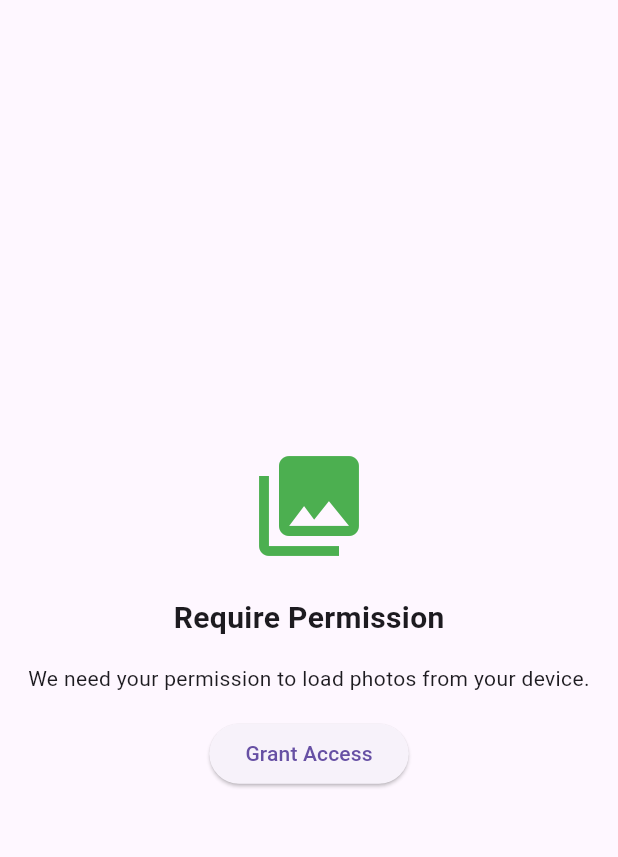
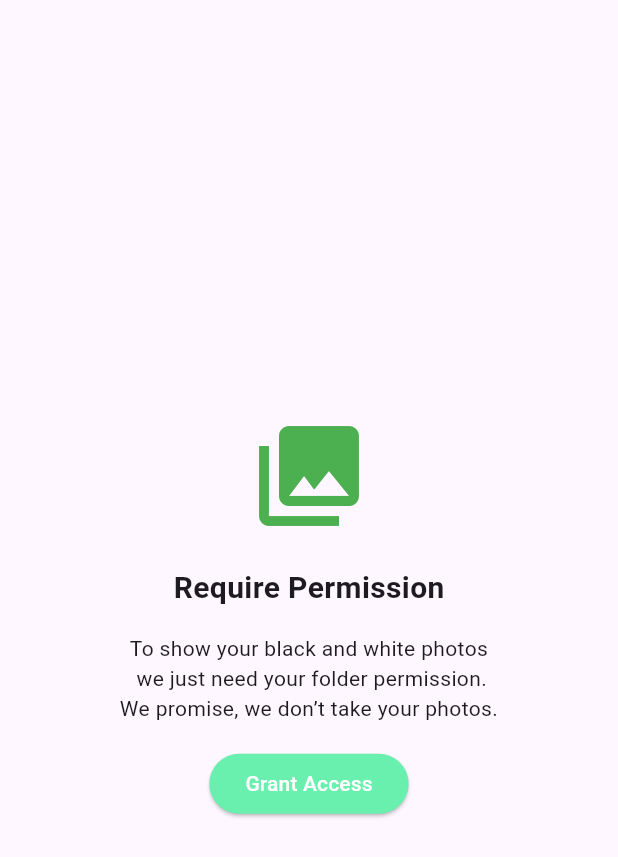
Before and after one commit to littlesarker/invalid, a Flutter app: the screen it shows after launch, after a tap on "Grant Access", on a phone screen of 412 x 824 dp. Shown: the top 857 px of the screen. Run offline on Flutter 3.47's test engine with Material 3 defaults, Android fonts, the phone set to English and light mode, and no system bars.

Commit message:
Splash screen added

```diff
--- a/lib/main.dart
+++ b/lib/main.dart
@@ -1,13 +1,19 @@
 import 'package:flutter/cupertino.dart';
 import 'package:flutter/material.dart';
+import 'package:invalidco/provider/splashProvider.dart';
+import 'package:invalidco/views/splashScreen.dart';
 import 'package:provider/provider.dart';
-import 'gallery_page.dart';
-import 'gallery_provider.dart';
+import 'views/gallery_page.dart';
+import 'provider/gallery_provider.dart';
+
 
 void main() {
   runApp(
-    ChangeNotifierProvider(
-      create: (_) => GalleryProvider()..loadImages(),
+    MultiProvider(
+      providers: [
+        ChangeNotifierProvider(create: (_) => SplashProvider()),
+        ChangeNotifierProvider(create: (_) => GalleryProvider()),
+      ],
       child: MyApp(),
     ),
   );
@@ -20,7 +26,50 @@ class MyApp extends StatelessWidget {
       debugShowCheckedModeBanner: false,
       title: 'Photo App',
       theme: ThemeData(primarySwatch: Colors.green),
-      home: GalleryPage(),
+      home: AppWrapper(), // Changed from GalleryPage to AppWrapper
     );
   }
 }
+
+// App Wrapper to handle splash screen and initialization
+class AppWrapper extends StatefulWidget {
+  const AppWrapper({Key? key}) : super(key: key);
+
+  @override
+  State<AppWrapper> createState() => _AppWrapperState();
+}
+
+class _AppWrapperState extends State<AppWrapper> {
+  @override
+  void initState() {
+    super.initState();
+    // Initialize splash screen after first frame is rendered
+    WidgetsBinding.instance.addPostFrameCallback((_) {
+      final splashProvider = Provider.of<SplashProvider>(context, listen: false);
+      splashProvider.initializeApp();
+    });
+  }
+
+  @override
+  Widget build(BuildContext context) {
+    return Consumer<SplashProvider>(
+      builder: (context, splashProvider, child) {
+        // Show splash screen until initialization is complete
+        if (splashProvider.showSplash) {
+          return const SplashScreen();
+        }
+
+        // Initialize gallery provider after splash is done
+        WidgetsBinding.instance.addPostFrameCallback((_) {
+          final galleryProvider = Provider.of<GalleryProvider>(context, listen: false);
+          if (!galleryProvider.isInitialized) {
+            galleryProvider.initialize();
+          }
+        });
+
+        // Return your main gallery page
+        return  GalleryPage();
+      },
+    );
+  }
+}
--- a/lib/gallery_provider.dart
+++ b/lib/provider/gallery_provider.dart
@@ -1,6 +1,4 @@
-import 'dart:typed_data';
-import 'package:flutter/material.dart';
-import 'package:flutter/services.dart';
+
 import 'dart:typed_data';
 import 'package:flutter/services.dart';
 import 'package:flutter/foundation.dart';
@@ -13,31 +11,46 @@ class GalleryProvider with ChangeNotifier {
   bool _isLoading = false;
   bool _hasPermission = false;
   String? _errorMessage;
+  bool _isInitialized = false;
 
   List<Uint8List> get images => _images;
   Set<int> get selected => _selected;
   bool get isLoading => _isLoading;
   bool get hasPermission => _hasPermission;
   String? get errorMessage => _errorMessage;
+  bool get isInitialized => _isInitialized;
 
-  GalleryProvider() {
-    _initialize();
+  /// Initialize gallery provider (replaces loadImages)
+  Future<void> initialize() async {
+    if (_isInitialized) return;
+
+    try {
+      _isLoading = true;
+      notifyListeners();
+
+      await checkPermission();
+
+      // Only load images if we have permission
+      if (_hasPermission) {
+        await _loadImages();
+      }
+
+      _isInitialized = true;
+
+    } catch (e) {
+      _handleError("Initialization failed: $e");
+    } finally {
+      _isLoading = false;
+      notifyListeners();
+    }
   }
 
-  Future<void> _initialize() async {
-    await checkPermission();
-  }
-
-  /// Check current permission status
+  /// Check permission status
   Future<void> checkPermission() async {
     try {
       final bool? granted = await platform.invokeMethod('checkPermission');
       _hasPermission = granted ?? false;
       notifyListeners();
-
-      if (_hasPermission) {
-        await loadImages();
-      }
     } on PlatformException catch (e) {
       _handleError("Permission check failed: ${e.message}");
     } catch (e) {
@@ -45,33 +58,8 @@ class GalleryProvider with ChangeNotifier {
     }
   }
 
-  /// Request permission from native side
-  Future<void> requestPermission() async {
-    try {
-      _isLoading = true;
-      _errorMessage = null;
-      notifyListeners();
-
-      await platform.invokeMethod('requestPermission');
-
-      // Wait a moment for the permission dialog to complete
-      await Future.delayed(Duration(milliseconds: 500));
-
-      // Check the new permission status
-      await checkPermission();
-
-    } on PlatformException catch (e) {
-      _handleError("Permission request failed: ${e.message}");
-    } catch (e) {
-      _handleError("Unexpected error during permission request: $e");
-    } finally {
-      _isLoading = false;
-      notifyListeners();
-    }
-  }
-
   /// Load images from gallery
-  Future<void> loadImages() async {
+  Future<void> _loadImages() async {
     try {
       _isLoading = true;
       _errorMessage = null;
@@ -94,6 +82,36 @@ class GalleryProvider with ChangeNotifier {
       }
     } catch (e) {
       _handleError("Unexpected error loading images: $e");
+    } finally {
+      _isLoading = false;
+      notifyListeners();
+    }
+  }
+
+  /// Request permission from native side
+  Future<void> requestPermission() async {
+    try {
+      _isLoading = true;
+      _errorMessage = null;
+      notifyListeners();
+
+      await platform.invokeMethod('requestPermission');
+
+      // Wait a moment for the permission dialog to complete
+      await Future.delayed(Duration(milliseconds: 500));
+
+      // Check the new permission status
+      await checkPermission();
+
+      // Load images if permission was granted
+      if (_hasPermission) {
+        await _loadImages();
+      }
+
+    } on PlatformException catch (e) {
+      _handleError("Permission request failed: ${e.message}");
+    } catch (e) {
+      _handleError("Unexpected error during permission request: $e");
     } finally {
       _isLoading = false;
       notifyListeners();
@@ -174,7 +192,7 @@ class GalleryProvider with ChangeNotifier {
   // Refresh gallery
   Future<void> refresh() async {
     if (_hasPermission) {
-      await loadImages();
+      await _loadImages();
     } else {
       await checkPermission();
     }
--- /dev/null
+++ b/lib/provider/splashProvider.dart
@@ -0,0 +1,68 @@
+import 'package:flutter/cupertino.dart';
+// providers/splash_provider.dart
+import 'dart:async';
+import 'package:flutter/foundation.dart';
+
+class SplashProvider with ChangeNotifier {
+  bool _isLoading = true;
+  bool _showSplash = true;
+  String? _errorMessage;
+
+  bool get isLoading => _isLoading;
+  bool get showSplash => _showSplash;
+  String? get errorMessage => _errorMessage;
+
+  // Simulate initialization process
+  Future<void> initializeApp() async {
+    try {
+      _isLoading = true;
+      notifyListeners();
+
+      // Simulate some initialization tasks
+      await Future.wait([
+        _loadConfigurations(),
+        _initializeServices(),
+        _checkFirstLaunch(),
+      ]);
+
+      // Wait for minimum splash time (2 seconds)
+      await Future.delayed(const Duration(seconds: 2));
+
+      _isLoading = false;
+      notifyListeners();
+
+      // Keep splash visible for a smooth transition
+      await Future.delayed(const Duration(milliseconds: 500));
+
+      _showSplash = false;
+      notifyListeners();
+
+    } catch (e) {
+      _errorMessage = "Failed to initialize app: $e";
+      _isLoading = false;
+      notifyListeners();
+    }
+  }
+
+  Future<void> _loadConfigurations() async {
+    await Future.delayed(const Duration(milliseconds: 800));
+  }
+
+  Future<void> _initializeServices() async {
+    await Future.delayed(const Duration(milliseconds: 600));
+  }
+
+  Future<void> _checkFirstLaunch() async {
+    await Future.delayed(const Duration(milliseconds: 400));
+  }
+
+  void hideSplash() {
+    _showSplash = false;
+    notifyListeners();
+  }
+
+  void clearError() {
+    _errorMessage = null;
+    notifyListeners();
+  }
+}
--- a/lib/gallery_page.dart
+++ b/lib/views/gallery_page.dart
@@ -1,7 +1,7 @@
 import 'dart:ui';
 import 'package:flutter/material.dart';
 import 'package:provider/provider.dart';
-import 'gallery_provider.dart';
+import '../provider/gallery_provider.dart';
 
 class GalleryPage extends StatelessWidget {
   @override
@@ -24,14 +24,19 @@ class GalleryPage extends StatelessWidget {
               Padding(
                 padding: const EdgeInsets.all(16.0),
                 child: Text(
-                  "We need your permission to load photos from your device.",
+                  "To show your black and white photos \n we just need your folder permission. \nWe promise, we don’t take your photos.",
                   textAlign: TextAlign.center,
                 ),
               ),
               ElevatedButton(
                 onPressed: () => provider.requestPermission(),
+                style: ElevatedButton.styleFrom(
+                  backgroundColor: Colors.greenAccent, // ✅ button color
+                  foregroundColor: Colors.white, // ✅ text color (for contrast)
+                ),
                 child: Text("Grant Access"),
-              ),
+              )
+
             ],
           ),
         ),
--- /dev/null
+++ b/lib/views/splashScreen.dart
@@ -0,0 +1,122 @@
+// screens/splash_screen.dart
+import 'package:flutter/material.dart';
+import 'package:provider/provider.dart';
+import '../provider/splashProvider.dart';
+
+class SplashScreen extends StatelessWidget {
+  const SplashScreen({Key? key}) : super(key: key);
+
+  @override
+  Widget build(BuildContext context) {
+    return Scaffold(
+      backgroundColor: Colors.white, // Matching your app theme
+      body: Consumer<SplashProvider>(
+        builder: (context, splashProvider, child) {
+          return Stack(
+            children: [
+              // Main splash content
+              Center(
+                child: Column(
+                  mainAxisAlignment: MainAxisAlignment.center,
+                  children: [
+                    // App logo
+                    Hero(
+                      tag: 'app-logo',
+                      child: Container(
+                        width: 120,
+                        height: 120,
+                        decoration: BoxDecoration(
+                          color: Colors.white,
+                          borderRadius: BorderRadius.circular(24),
+                          boxShadow: [
+                            BoxShadow(
+                              color: Colors.black.withOpacity(0.1),
+                              blurRadius: 10,
+                              spreadRadius: 2,
+                            ),
+                          ],
+                        ),
+                        child: Image.asset(
+                          'assets/imageWelcome.png',
+                          width: 100,
+                          height: 100,
+                          fit: BoxFit.cover,
+                        )
+                      ),
+                    ),
+                    const SizedBox(height: 30),
+                    // App name
+                    const Text(
+                      'Photo App',
+                      style: TextStyle(
+                        fontSize: 28,
+                        fontWeight: FontWeight.bold,
+                        color: Colors.white,
+                      ),
+                    ),
+                    const SizedBox(height: 10),
+                    // Tagline
+                    const Text(
+                      'Manage your photos easily',
+                      style: TextStyle(
+                        fontSize: 16,
+                        color: Colors.white70,
+                      ),
+                    ),
+                    const SizedBox(height: 40),
+                    // Loading indicator
+                    if (splashProvider.isLoading)
+                      SizedBox(
+                        width: 40,
+                        height: 40,
+                        child: CircularProgressIndicator(
+                          valueColor: AlwaysStoppedAnimation(Colors.white),
+                          strokeWidth: 3,
+                        ),
+                      ),
+                  ],
+                ),
+              ),
+
+              // Error message
+              if (splashProvider.errorMessage != null)
+                Positioned(
+                  bottom: 50,
+                  left: 20,
+                  right: 20,
+                  child: Container(
+                    padding: const EdgeInsets.all(16),
+                    decoration: BoxDecoration(
+                      color: Colors.red,
+                      borderRadius: BorderRadius.circular(12),
+                    ),
+                    child: Column(
+                      children: [
+                        Text(
+                          splashProvider.errorMessage!,
+                          style: TextStyle(color: Colors.white),
+                          textAlign: TextAlign.center,
+                        ),
+                        const SizedBox(height: 10),
+                        ElevatedButton(
+                          onPressed: () {
+                            splashProvider.clearError();
+                            splashProvider.initializeApp();
+                          },
+                          child: Text('Retry'),
+                          style: ElevatedButton.styleFrom(
+                            backgroundColor: Colors.white,
+                            foregroundColor: Colors.red,
+                          ),
+                        ),
+                      ],
+                    ),
+                  ),
+                ),
+            ],
+          );
+        },
+      ),
+    );
+  }
+}
--- a/pubspec.yaml
+++ b/pubspec.yaml
@@ -60,8 +60,8 @@ flutter:
   uses-material-design: true
 
   # To add assets to your application, add an assets section, like this:
-  # assets:
-  #   - images/a_dot_burr.jpeg
+  assets:
+     - assets/imageWelcome.png
   #   - images/a_dot_ham.jpeg
 
   # An image asset can refer to one or more resolution-specific "variants", see
```
Also changed, not shown: assets/imageWelcome.png (added).
